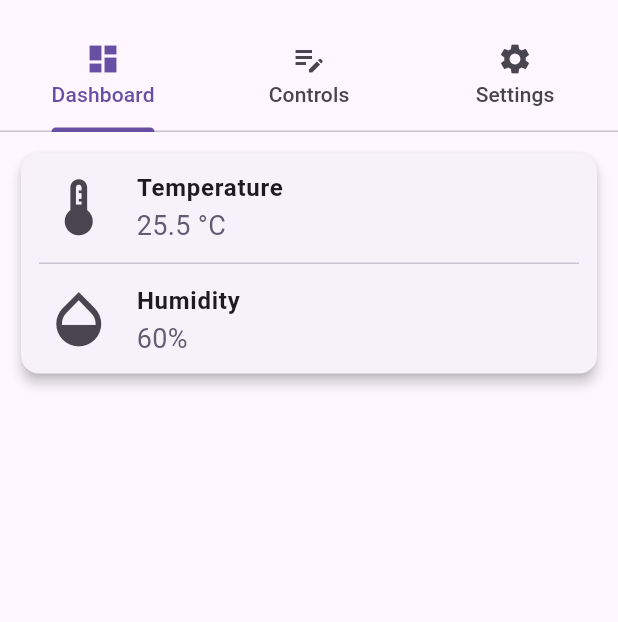
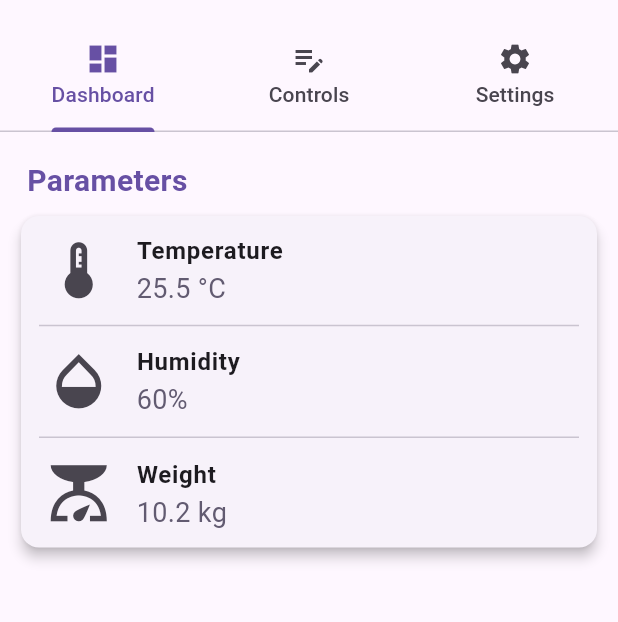
Before and after one commit to musyani-io/IoT-sardines-drying-system, a Flutter app: the screen it shows after launch, on a phone screen of 412 x 824 dp, the part 63-685 px from its top. Run offline on Flutter 3.47's test engine with Material 3 defaults, Android fonts, the phone set to English and light mode, and no system bars.

Commit message:
Added a widget to show weight

```diff
--- a/drying_system/lib/tabs/dashboard.dart
+++ b/drying_system/lib/tabs/dashboard.dart
@@ -11,16 +11,39 @@ class _DashboardTabState extends State<DashboardTab> {
   // Placeholder values - you'll replace these with actual data later
   final double _temperature = 25.5;
   final int _humidity = 60;
+  final double _weight = 10.2; // Placeholder for weight
 
   @override
   Widget build(BuildContext context) {
     return Scaffold(
       body: Padding(
-        padding: const EdgeInsets.all(10.0),
-        child: Card(
+        padding: const EdgeInsets.all(
+          10.0,
+        ), // Outer padding for the whole tab content
+        child: Column(
+          crossAxisAlignment:
+              CrossAxisAlignment.start, // Align title to the left
+          children: <Widget>[
+            Padding(
+              padding: const EdgeInsets.only(
+                left: 8.0,
+                top: 8.0,
+                bottom: 5.0,
+              ), // Padding for the title
+              child: Text(
+                'Parameters',
+                style: TextStyle(
+                  fontSize: 20.0,
+                  fontWeight: FontWeight.bold,
+                  color: Theme.of(context).colorScheme.primary,
+                ),
+              ),
+            ),
+            Card(
               elevation: 3.5, // Add some shadow to the card
               child: Column(
-            mainAxisSize: MainAxisSize.min, // To make the card wrap its content
+                mainAxisSize:
+                    MainAxisSize.min, // To make the card wrap its content
                 children: <Widget>[
                   ListTile(
                     leading: const Icon(
@@ -40,7 +63,7 @@ class _DashboardTabState extends State<DashboardTab> {
                     ),
                   ),
                   const Divider(
-                height: 3,
+                    height: 2,
                     indent: 12,
                     endIndent: 12,
                   ), // Visual separator
@@ -61,8 +84,32 @@ class _DashboardTabState extends State<DashboardTab> {
                       ),
                     ),
                   ),
+                  const Divider(
+                    height: 3,
+                    indent: 12,
+                    endIndent: 12,
+                  ), // Visual separator
+                  ListTile(
+                    leading: const Icon(
+                      Icons.scale, // Icon for weight
+                      size: 45.0,
+                    ),
+                    title: const Text(
+                      'Weight',
+                      style: TextStyle(fontWeight: FontWeight.w600),
+                    ),
+                    subtitle: Text(
+                      '$_weight kg', // Display weight
+                      style: TextStyle(
+                        fontSize: 18.0,
+                        color: Theme.of(context).colorScheme.secondary,
+                      ),
+                    ),
+                  ),
                 ],
               ),
+            ),
+          ],
         ),
       ),
     );
```
Also changed, not shown: 1 other file. Lines whose indentation alone changed are shown as unchanged.
